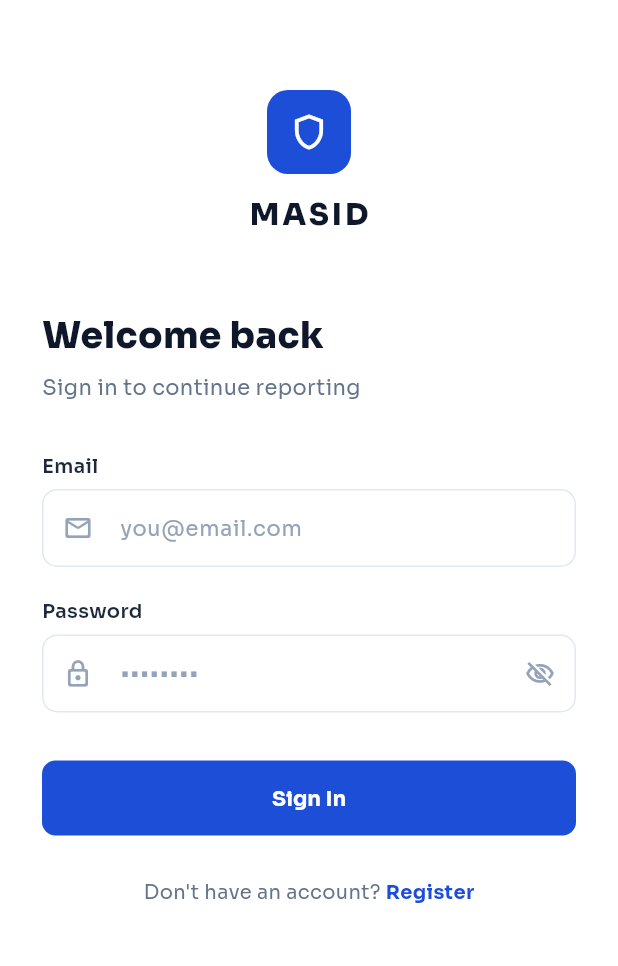
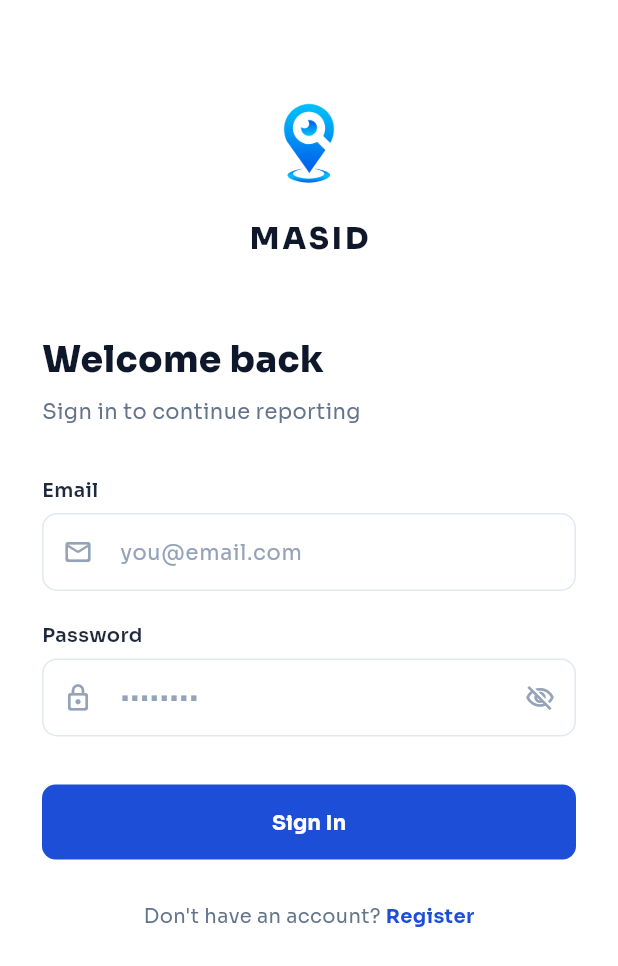
Before and after one commit to earlyabarquez/masid_mobile, a Flutter app: the screen it shows after launch, on a phone screen of 412 x 824 dp. Shown: the top 966 px of the screen. Run offline on Flutter 3.47's test engine with Material 3 defaults, Android fonts, the light colour scheme and no system bars; our stand-ins replace dio, flutter_local_notifications, flutter_map, geolocator, image_picker, latlong2 and 1 more; missing offline and left inert: cloudinary_public.

Commit message:
Added logo to the login screen

```diff
--- a/lib/screens/auth/login_screen.dart
+++ b/lib/screens/auth/login_screen.dart
@@ -3,7 +3,6 @@ import '../../config/app_colors.dart';
 import '../../config/app_constants.dart';
 import 'register_screen.dart';
 import '../home/home_shell.dart';
-import '../../utils/token_storage.dart';
 import '../../services/auth_service.dart';
 
 class LoginScreen extends StatefulWidget {
@@ -72,18 +71,11 @@ class _LoginScreenState extends State<LoginScreen> {
               Center(
                 child: Column(
                   children: [
-                    Container(
-                      width: 56,
-                      height: 56,
-                      decoration: BoxDecoration(
-                        color: AppColors.primary,
-                        borderRadius: BorderRadius.circular(14),
-                      ),
-                      child: const Icon(
-                        Icons.shield_outlined,
-                        color: Colors.white,
-                        size: 28,
-                      ),
+                    Image.asset(
+                      'assets/images/masid_logo.png',
+                      width: 72,
+                      height: 72,
+                      fit: BoxFit.contain,
                     ),
                     const SizedBox(height: 12),
                     const Text(
--- a/lib/screens/auth/register_screen.dart
+++ b/lib/screens/auth/register_screen.dart
@@ -1,6 +1,5 @@
 import 'package:flutter/material.dart';
 import '../../config/app_colors.dart';
-import '../../config/app_constants.dart';
 import '../../utils/token_storage.dart';
 import '../home/home_shell.dart';
 
```
